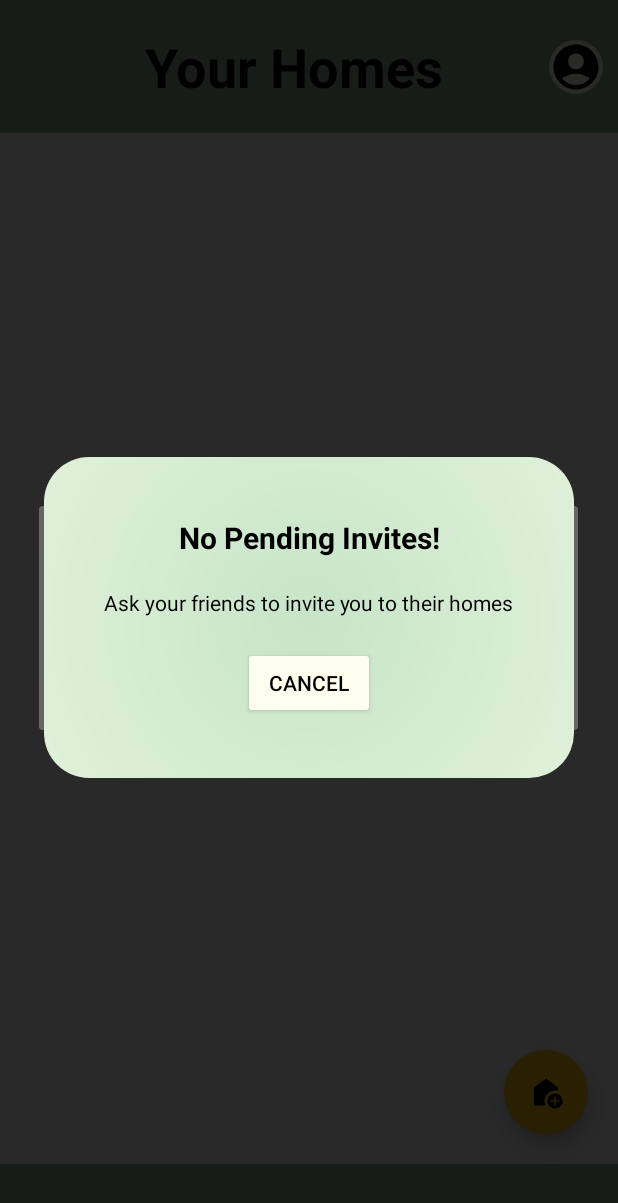
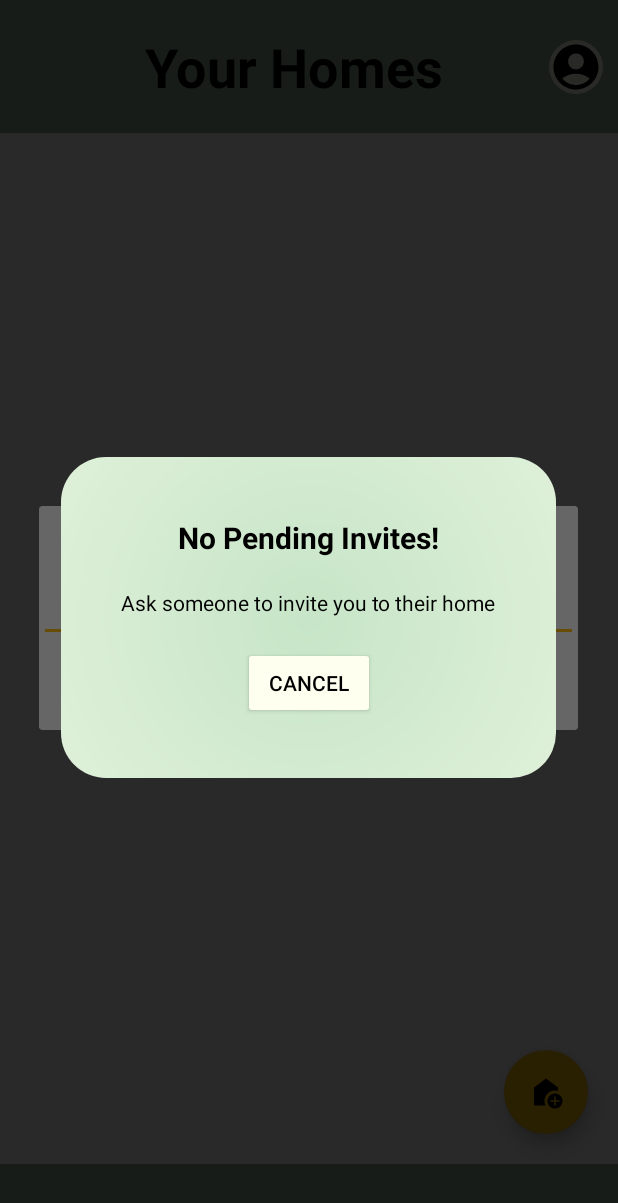
Before and after one commit to JachymPutta/Chorey, an Android app: the JoinHomeDialog screen opened through its navigation route, on a phone screen of 412 x 824 dp. Shown: the top 1203 px of the screen. Run offline under Robolectric (Android 15) with nearby library versions, the phone set to English and light mode, and no system bars; our stand-ins replace Firebase (no records; nobody signed in at launch, a user with empty details on screens opened directly); libraries missing offline, so code that uses them is left out: com.firebase.ui; 5 statements that could not run were skipped.

Commit message:
Chore recycler broken

```diff
--- a/app/src/main/java/com/chorey/HomeFragment.kt
+++ b/app/src/main/java/com/chorey/HomeFragment.kt
@@ -262,7 +262,7 @@
             CurFrag.BOARD -> {
                 // Visual
                 binding.homeRecyclerTitle.setText(R.string.home_notes_title)
-                binding.noChoresLeftText.text = ""
+                binding.noChoresLeftText.setText(R.string.home_no_notes_left)
                 binding.addChoreButton.visibility = VISIBLE
                 binding.noticeBoardButton.setBackgroundColor(resources.getColor(R.color.ivory, null))
 
--- a/app/src/main/java/com/chorey/data/ChoreModel.kt
+++ b/app/src/main/java/com/chorey/data/ChoreModel.kt
@@ -18,4 +18,5 @@
     var curAssignee: String = "",
     var points: Int = 0,
     var repeatsEvery: RepeatInterval = RepeatInterval.None,
+    var isCompleted: Boolean = false
 ) : Parcelable
--- a/app/src/main/res/layout/home_recycler_row.xml
+++ b/app/src/main/res/layout/home_recycler_row.xml
@@ -7,6 +7,7 @@
 
     <com.google.android.material.card.MaterialCardView
         style="?attr/cardViewStyle"
+        android:id="@+id/choreRecyclerCard"
         tools:ignore="MissingConstraints">
 
         <androidx.constraintlayout.widget.ConstraintLayout
--- a/app/src/main/res/values/strings.xml
+++ b/app/src/main/res/values/strings.xml
@@ -18,7 +18,7 @@
     <string name="remove_home_button">Delete</string>
     <string name="menu_title_default">Your Homes</string>
     <string name="menu_title_remove">Click to Remove</string>
-    <string name="menu_text_empty_recycler">Click to create new or join existing.</string>
+    <string name="menu_text_empty_recycler">No Homes Yet!</string>
     <string name="menu_title_welcome">Welcome to Chorey!</string>
     <string name="auth_button_login">Login</string>
     <string name="auth_button_logout">Logout</string>
@@ -40,6 +40,7 @@
     <string name="home_summary_button">Summary</string>
     <string name="home_to_menu_button">Home</string>
     <string name="home_no_chores_left">No Chores left to do!</string>
+    <string name="home_no_notes_left">No Notes yet</string>
     <string name="home_loading">Loading…</string>
     <string name="home_summary_title">Summary</string>
     <string name="home_summary_title_points">Top Contributors:</string>
@@ -75,7 +76,7 @@
     <string name="join_home_your_invites_full">Invites</string>
     <string name="join_home_your_invites_empty">No Pending Invites!</string>
     <string name="join_home_request_invite_button">Request Invite!</string>
-    <string name="join_home_ask_for_invite">Ask your friends to invite you to their homes</string>
+    <string name="join_home_ask_for_invite">Ask someone to invite you to their home</string>
     <!-- Join Home Recycler View-->
         <string name="join_home_sent_by_name">user_name</string>
         <string name="join_home_sent_by_text">From:</string>
```
Also changed, not shown: app/src/main/java/com/chorey/adapter/ChoreRecyclerAdapter.kt (+9 -1 lines), app/src/main/res/drawable/dialog_background_testing.xml (added, +15 -0 lines).
